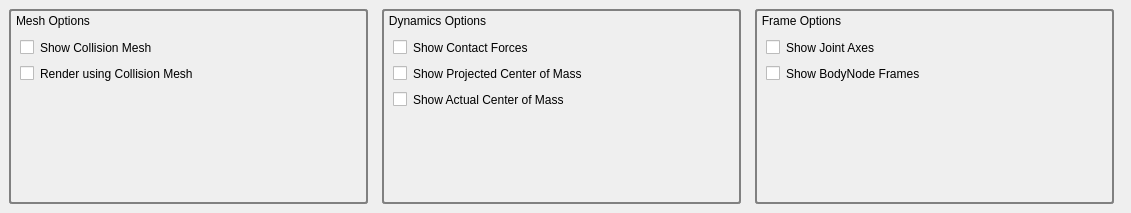
Qt form qtWidgets/ui/visualization_tab.ui (golems/grip2) before a commit.
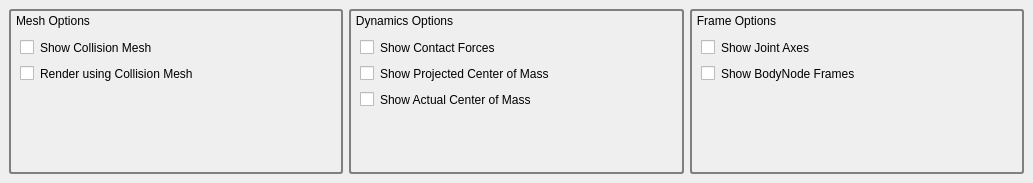
The same form after that commit.

Commit message: Another way to hide duplicate title in tab

Diff of the .ui file:
```diff
--- a/qtWidgets/ui/visualization_tab.ui
+++ b/qtWidgets/ui/visualization_tab.ui
@@ -6,13 +6,41 @@
    <rect>
     <x>0</x>
     <y>0</y>
-    <width>1131</width>
-    <height>213</height>
+    <width>1033</width>
+    <height>183</height>
    </rect>
   </property>
   <property name="autoFillBackground">
    <bool>false</bool>
   </property>
+  <property name="styleSheet">
+   <string notr="true">QDockWidget { 
+   font: 0.5pt &quot;Ubuntu&quot;;
+   color:rgb(255, 255, 255);
+}
+QDockWidget::title {
+     text-align: left;
+     subcontrol-position: top left;
+     position: absolute;
+     top: 0px; left: 0px; bottom: 0px;
+ }
+QDockWidget::close-button, QDockWidget::float-button {
+    icon-size: 14px; /* maximum icon size */
+ }
+QDockWidget::close-button {
+     subcontrol-position: top right;
+     position: absolute;
+     top: 0px; right: 5px; bottom: 0px;
+     width: 14px;
+ }
+
+QDockWidget::float-button {
+     subcontrol-position: top right;
+     position: absolute;
+     top: 0px; right: 20px; bottom: 0px;
+     width: 14px;
+ }</string>
+  </property>
   <property name="windowTitle">
    <string>Visualizer</string>
   </property>
@@ -118,19 +146,6 @@
       </layout>
      </widget>
     </item>
-    <item>
-     <spacer name="horizontalSpacer_9">
-      <property name="orientation">
-       <enum>Qt::Horizontal</enum>
-      </property>
-      <property name="sizeHint" stdset="0">
-       <size>
-        <width>8</width>
-        <height>20</height>
-       </size>
-      </property>
-     </spacer>
-    </item>
     <item>
      <widget class="QGroupBox" name="groupBox_2">
       <property name="sizePolicy">
@@ -259,19 +274,6 @@
       </layout>
      </widget>
     </item>
-    <item>
-     <spacer name="horizontalSpacer_10">
-      <property name="orientation">
-       <enum>Qt::Horizontal</enum>
-      </property>
-      <property name="sizeHint" stdset="0">
-       <size>
-        <width>8</width>
-        <height>20</height>
-       </size>
-      </property>
-     </spacer>
-    </item>
     <item>
      <widget class="QGroupBox" name="groupBox_3">
       <property name="sizePolicy">
@@ -372,19 +374,6 @@
       </layout>
      </widget>
     </item>
-    <item>
-     <spacer name="horizontalSpacer_11">
-      <property name="orientation">
-       <enum>Qt::Horizontal</enum>
-      </property>
-      <property name="sizeHint" stdset="0">
-       <size>
-        <width>8</width>
-        <height>20</height>
-       </size>
-      </property>
-     </spacer>
-    </item>
    </layout>
   </widget>
  </widget>
```
Left out of the diff: 2 changed lines with no effect on the pictures. The commit also changes 2 other files.
